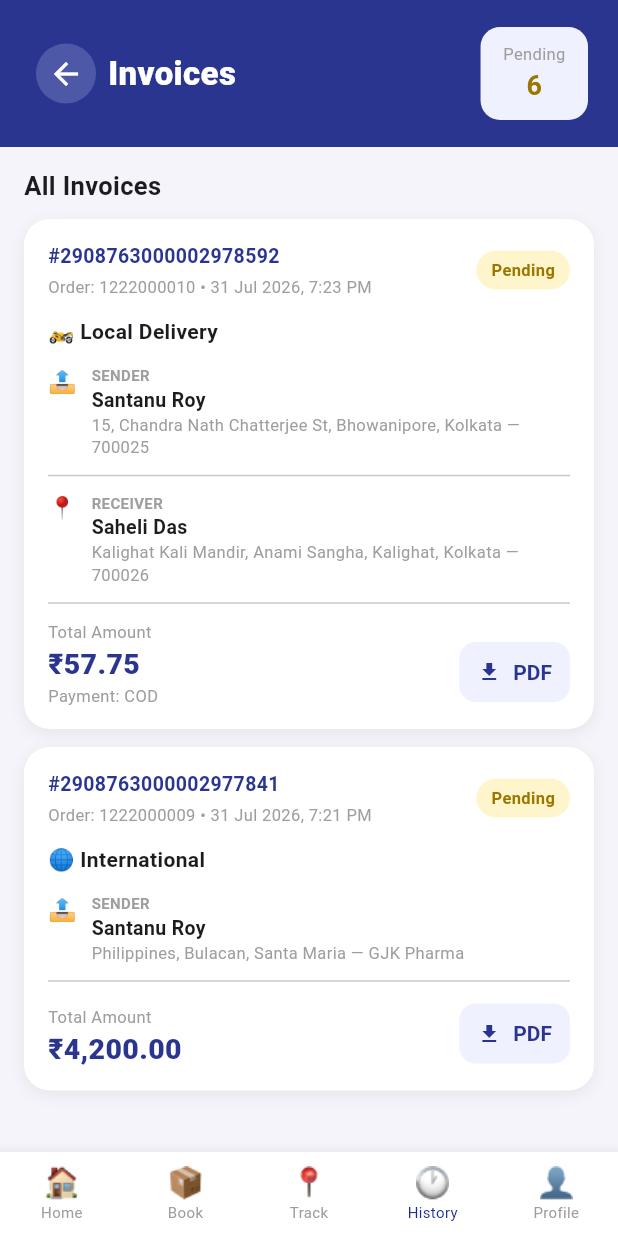
After one commit to subhasishpinku/yogayog, a Flutter app: the InvoicesScreen screen opened directly, on a phone screen of 412 x 824 dp. The commit adds this screen. Run offline on Flutter 3.47's test engine with Material 3 defaults, Android fonts, the phone set to English and light mode, and no system bars; our stand-ins replace audioplayers, connectivity_plus, country_picker, flutter_local_notifications, geocoding, geolocator and 2 more; missing offline and left inert: flutter_background_service.

Commit message:
first commit2

```diff
--- /dev/null
+++ b/lib/Invoices/invoices_screen.dart
@@ -0,0 +1,325 @@
+import 'package:flutter/material.dart';
+import 'package:yogayog/bookscreen/book_screen.dart';
+import 'package:yogayog/constants/app_colors.dart';
+import 'package:yogayog/history/history_screen.dart';
+import 'package:yogayog/homescreen/home_screen.dart';
+import 'package:yogayog/profile/profile_screen.dart';
+import 'package:yogayog/trackscreen/track_screen.dart';
+
+class InvoicesScreen extends StatefulWidget {
+  const InvoicesScreen({super.key});
+
+  @override
+  State<InvoicesScreen> createState() => _InvoicesScreenState();
+}
+
+class _InvoicesScreenState extends State<InvoicesScreen> {
+  @override
+  Widget build(BuildContext context) {
+    return Scaffold(
+      backgroundColor: const Color(0xFFF4F4FA),
+      body: SafeArea(
+        child: Column(
+          children: [
+            _summaryHeader(),
+            Expanded(
+              child: ListView(
+                padding: const EdgeInsets.fromLTRB(16, 14, 16, 20),
+                children: [
+                  const Text(
+                    'All Invoices',
+                    style: TextStyle(fontSize: 17, fontWeight: FontWeight.bold),
+                  ),
+                  const SizedBox(height: 10),
+                  _invoiceCard(
+                    id: '#2908763000002978592',
+                    order: '1222000010',
+                    date: '31 Jul 2026, 7:23 PM',
+                    type: '🏍️ Local Delivery',
+                    senderAddress:
+                        '15, Chandra Nath Chatterjee St, Bhowanipore, Kolkata — 700025',
+                    receiver: 'Saheli Das',
+                    receiverAddress:
+                        'Kalighat Kali Mandir, Anami Sangha, Kalighat, Kolkata — 700026',
+                    amount: '₹57.75',
+                  ),
+                  const SizedBox(height: 12),
+                  _invoiceCard(
+                    id: '#2908763000002977841',
+                    order: '1222000009',
+                    date: '31 Jul 2026, 7:21 PM',
+                    type: '🌐 International',
+                    senderAddress:
+                        'Philippines, Bulacan, Santa Maria — GJK Pharma',
+                    receiver: null,
+                    receiverAddress: null,
+                    amount: '₹4,200.00',
+                  ),
+                ],
+              ),
+            ),
+            _bottomNavigation(),
+          ],
+        ),
+      ),
+    );
+  }
+
+  Widget _summaryHeader() => Container(
+    width: double.infinity,
+    padding: const EdgeInsets.fromLTRB(20, 18, 20, 18),
+    color: AppColors.primaryBlue,
+    child: Row(
+      mainAxisAlignment: MainAxisAlignment.spaceBetween,
+      children: [
+        Row(
+          children: [
+            IconButton(
+              onPressed: () => Navigator.pop(context),
+              icon: const Icon(Icons.arrow_back, color: Colors.white),
+              style: IconButton.styleFrom(
+                backgroundColor: const Color(0xFF4D59A7),
+              ),
+            ),
+            const SizedBox(width: 4),
+            const Text(
+              'Invoices',
+              style: TextStyle(
+                color: Colors.white,
+                fontSize: 22,
+                fontWeight: FontWeight.w800,
+              ),
+            ),
+          ],
+        ),
+        Container(
+          padding: const EdgeInsets.symmetric(horizontal: 15, vertical: 10),
+          decoration: BoxDecoration(
+            color: const Color(0xFFF0F1FF),
+            borderRadius: BorderRadius.circular(13),
+          ),
+          child: const Column(
+            children: [
+              Text(
+                'Pending',
+                style: TextStyle(color: Colors.grey, fontSize: 11),
+              ),
+              Text(
+                '6',
+                style: TextStyle(
+                  color: Color(0xFF9A7800),
+                  fontSize: 18,
+                  fontWeight: FontWeight.bold,
+                ),
+              ),
+            ],
+          ),
+        ),
+      ],
+    ),
+  );
+
+  Widget _invoiceCard({
+    required String id,
+    required String order,
+    required String date,
+    required String type,
+    required String senderAddress,
+    required String? receiver,
+    required String? receiverAddress,
+    required String amount,
+  }) => Container(
+    padding: const EdgeInsets.fromLTRB(16, 15, 16, 14),
+    decoration: BoxDecoration(
+      color: Colors.white,
+      borderRadius: BorderRadius.circular(17),
+      boxShadow: const [
+        BoxShadow(
+          color: Color(0x10000000),
+          blurRadius: 8,
+          offset: Offset(0, 3),
+        ),
+      ],
+    ),
+    child: Column(
+      crossAxisAlignment: CrossAxisAlignment.start,
+      children: [
+        Row(
+          mainAxisAlignment: MainAxisAlignment.spaceBetween,
+          children: [
+            Expanded(
+              child: Column(
+                crossAxisAlignment: CrossAxisAlignment.start,
+                children: [
+                  Text(
+                    id,
+                    style: const TextStyle(
+                      color: AppColors.primaryBlue,
+                      fontSize: 13,
+                      fontWeight: FontWeight.bold,
+                    ),
+                  ),
+                  const SizedBox(height: 3),
+                  Text(
+                    'Order: $order • $date',
+                    style: const TextStyle(color: Colors.grey, fontSize: 11),
+                  ),
+                ],
+              ),
+            ),
+            _statusBadge(),
+          ],
+        ),
+        const SizedBox(height: 12),
+        Text(
+          type,
+          style: const TextStyle(fontSize: 14, fontWeight: FontWeight.bold),
+        ),
+        const SizedBox(height: 12),
+        _person('📤', 'SENDER', 'Santanu Roy', senderAddress),
+        if (receiver != null) ...[
+          const Divider(height: 22),
+          _person('📍', 'RECEIVER', receiver, receiverAddress!),
+        ],
+        const Divider(height: 22),
+        Row(
+          mainAxisAlignment: MainAxisAlignment.spaceBetween,
+          crossAxisAlignment: CrossAxisAlignment.end,
+          children: [
+            Column(
+              crossAxisAlignment: CrossAxisAlignment.start,
+              children: [
+                const Text(
+                  'Total Amount',
+                  style: TextStyle(color: Colors.grey, fontSize: 11),
+                ),
+                Text(
+                  amount,
+                  style: const TextStyle(
+                    color: AppColors.primaryBlue,
+                    fontSize: 19,
+                    fontWeight: FontWeight.w900,
+                  ),
+                ),
+                if (receiver != null)
+                  const Text(
+                    'Payment: COD',
+                    style: TextStyle(color: Colors.grey, fontSize: 11),
+                  ),
+              ],
+            ),
+            TextButton.icon(
+              onPressed: () => _message('PDF download started'),
+              icon: const Icon(Icons.download, size: 16),
+              label: const Text('PDF'),
+              style: TextButton.styleFrom(
+                backgroundColor: const Color(0xFFF0F1FF),
+                foregroundColor: AppColors.primaryBlue,
+                padding: const EdgeInsets.symmetric(
+                  horizontal: 12,
+                  vertical: 8,
+                ),
+                shape: RoundedRectangleBorder(
+                  borderRadius: BorderRadius.circular(11),
+                ),
+                textStyle: const TextStyle(fontWeight: FontWeight.bold),
+              ),
+            ),
+          ],
+        ),
+      ],
+    ),
+  );
+
+  Widget _statusBadge() => Container(
+    padding: const EdgeInsets.symmetric(horizontal: 10, vertical: 5),
+    decoration: BoxDecoration(
+      color: const Color(0xFFFFF5CC),
+      borderRadius: BorderRadius.circular(13),
+    ),
+    child: const Text(
+      'Pending',
+      style: TextStyle(
+        color: Color(0xFF9A7800),
+        fontSize: 11,
+        fontWeight: FontWeight.bold,
+      ),
+    ),
+  );
+
+  Widget _person(String icon, String label, String name, String address) => Row(
+    crossAxisAlignment: CrossAxisAlignment.start,
+    children: [
+      Text(icon, style: const TextStyle(fontSize: 15)),
+      const SizedBox(width: 10),
+      Expanded(
+        child: Column(
+          crossAxisAlignment: CrossAxisAlignment.start,
+          children: [
+            Text(
+              label,
+              style: const TextStyle(
+                color: Colors.grey,
+                fontSize: 10,
+                fontWeight: FontWeight.bold,
+              ),
+            ),
+            Text(
+              name,
+              style: const TextStyle(fontSize: 13, fontWeight: FontWeight.bold),
+            ),
+            Text(
+              address,
+              style: const TextStyle(
+                color: Colors.grey,
+                fontSize: 11,
+                height: 1.35,
+              ),
+            ),
+          ],
+        ),
+      ),
+    ],
+  );
+
+  Widget _bottomNavigation() => BottomNavigationBar(
+    currentIndex: 3,
+    onTap: (index) {
+      final pages = [
+        const HomeScreen(),
+        const BookScreen(),
+        const TrackScreen(),
+        const HistoryScreen(),
+        const ProfileScreen(),
+      ];
+      Navigator.pushReplacement(
+        context,
+        MaterialPageRoute(builder: (_) => pages[index]),
+      );
+    },
+    type: BottomNavigationBarType.fixed,
+    backgroundColor: Colors.white,
+    selectedItemColor: const Color(0xFF1F2A8A),
+    unselectedItemColor: Colors.grey,
+    selectedFontSize: 10,
+    unselectedFontSize: 10,
+    items: [
+      _navItem('assets/images/home.png', 'Home'),
+      _navItem('assets/images/book.png', 'Book'),
+      _navItem('assets/images/track.png', 'Track'),
+      _navItem('assets/images/history.png', 'History'),
+      _navItem('assets/images/profile.png', 'Profile'),
+    ],
+  );
+
+  BottomNavigationBarItem _navItem(String path, String label) =>
+      BottomNavigationBarItem(
+        icon: Image.asset(path, width: 24, height: 24),
+        activeIcon: Image.asset(path, width: 24, height: 24),
+        label: label,
+      );
+
+  void _message(String message) => ScaffoldMessenger.of(
+    context,
+  ).showSnackBar(SnackBar(content: Text(message)));
+}
--- a/lib/adddropadress/add_drop_address.dart
+++ b/lib/adddropadress/add_drop_address.dart
@@ -105,7 +105,7 @@ class _AddDropAddressState extends State<AddDropAddress> {
 
   Widget _header() => Container(
     width: double.infinity,
-    color: AppColors.primaryBlue,
+    color: AppColors.primaryMain,
     padding: const EdgeInsets.fromLTRB(20, 14, 20, 22),
     child: Column(
       crossAxisAlignment: CrossAxisAlignment.start,
```
Also changed, not shown: lib/mybooking/my_booking.dart (added, +320 -0 lines), lib/profile/profile_screen.dart (+14 -0 lines).
